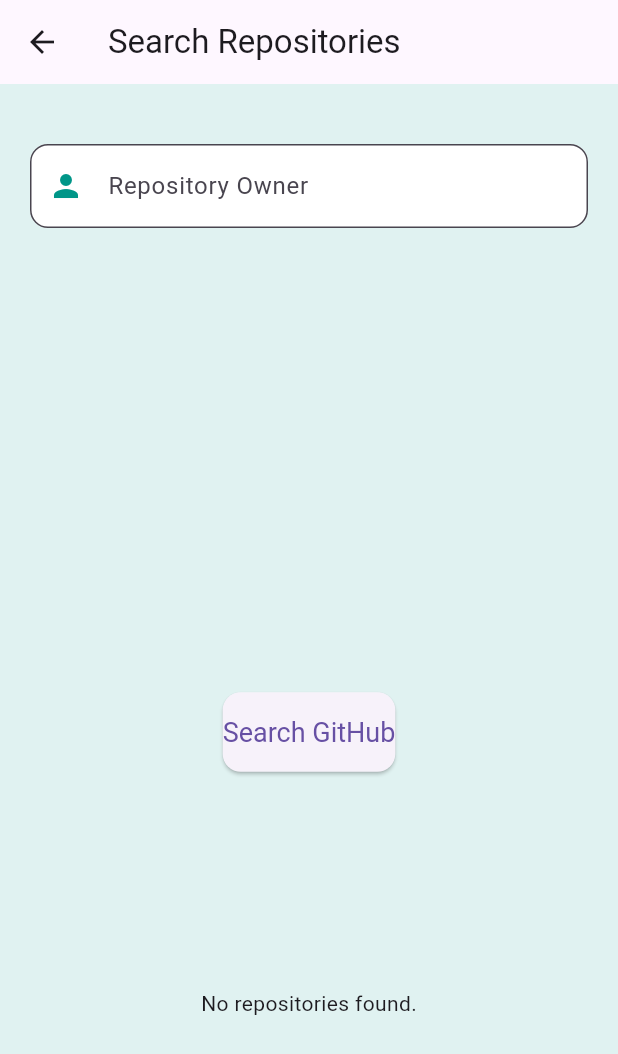
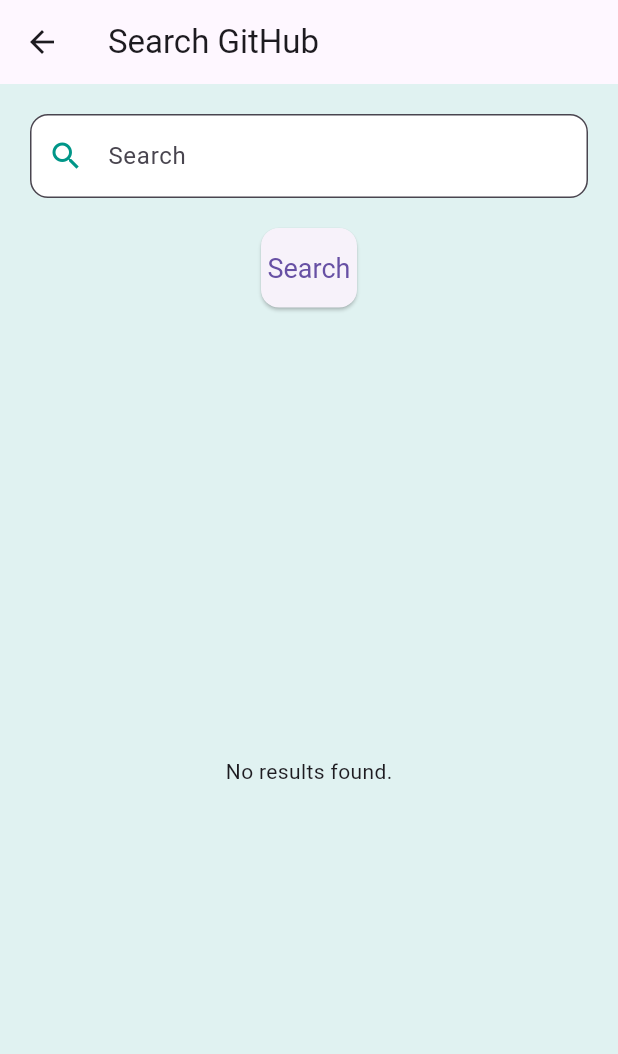
Before and after one commit to BRL-TRAINEES/Github, a Flutter app: the SearchScreen screen opened directly, on a phone screen of 412 x 824 dp. Shown: the top 1054 px of the screen. Run offline on Flutter 3.47's test engine with Material 3 defaults, Android fonts, the phone set to English and light mode, and no system bars; our stand-ins replace flutter_svg.

Commit message:
fixed URL

```diff
--- a/lib/screens/search_screen.dart
+++ b/lib/screens/search_screen.dart
@@ -3,39 +3,66 @@ import 'package:flutter/material.dart';
 import 'package:http/http.dart' as http;
 import 'package:url_launcher/url_launcher.dart';
 
-class Repository {
+class SearchResult {
   final String name;
   final String description;
-  final String owner;
-  final String htmlUrl;
+  final String url;
 
-  Repository({
+  SearchResult({
     required this.name,
     required this.description,
-    required this.owner,
-    required this.htmlUrl,
+    required this.url,
   });
 
-  factory Repository.fromJson(Map<String, dynamic> json) {
-    return Repository(
-      name: json['name'],
-      description: json['description'],
-      owner: json['owner']['login'],
-      htmlUrl: json['html_url'],
+  factory SearchResult.fromRepoJson(Map<String, dynamic> json) {
+    return SearchResult(
+      name: json['name'] ,
+      description: json['description'] ,
+      url: json['html_url'] ,
+    );
+  }
+
+  factory SearchResult.fromUserJson(Map<String, dynamic> json) {
+    return SearchResult(
+      name: json['login'] ,
+      description: json['html_url'] ,
+      url: json['html_url'],
+    );
+  }
+
+  factory SearchResult.fromIssueJson(Map<String, dynamic> json) {
+    return SearchResult(
+      name: json['title'],
+      description: json['body'] ,
+      url: json['html_url'] ,
     );
   }
 }
 
 class GithubApi {
-  Future<List<Repository>> fetchRepositories(String owner) async {
-    final response = await http.get(Uri.parse('https://api.github.com/users/$owner/repos'));
+  Future<List<SearchResult>> search(String query) async {
+    final response = await http.get(Uri.parse('https://api.github.com/search/repositories?q=$query'));
+    final userResponse = await http.get(Uri.parse('https://api.github.com/search/users?q=$query'));
+    final issueResponse = await http.get(Uri.parse('https://api.github.com/search/issues?q=$query'));
+
+    List<SearchResult> results = [];
 
     if (response.statusCode == 200) {
-      List<dynamic> jsonResponse = json.decode(response.body);
-      return jsonResponse.map((repo) => Repository.fromJson(repo)).toList();
-    } else {
-      throw Exception('Failed to load repositories');
+      List<dynamic> jsonResponse = json.decode(response.body)['items'];
+      results.addAll(jsonResponse.map((repo) => SearchResult.fromRepoJson(repo)).toList());
     }
+
+    if (userResponse.statusCode == 200) {
+      List<dynamic> jsonResponse = json.decode(userResponse.body)['items'];
+      results.addAll(jsonResponse.map((user) => SearchResult.fromUserJson(user)).toList());
+    }
+
+    if (issueResponse.statusCode == 200) {
+      List<dynamic> jsonResponse = json.decode(issueResponse.body)['items'];
+      results.addAll(jsonResponse.map((issue) => SearchResult.fromIssueJson(issue)).toList());
+    }
+
+    return results;
   }
 }
 
@@ -47,24 +74,14 @@ class SearchScreen extends StatefulWidget {
 }
 
 class _SearchScreenState extends State<SearchScreen> {
-  final TextEditingController ownerController = TextEditingController();
-  Future<List<Repository>>? futureRepositories;
-  List<String> suggestions = [];
+  final TextEditingController searchController = TextEditingController();
+  Future<List<SearchResult>>? futureResults;
 
-  void _searchRepositories(String query) {
+  void _search() {
+    final query = searchController.text;
     if (query.isNotEmpty) {
-      GithubApi().fetchRepositories(query).then((repos) {
-        setState(() {
-          suggestions = repos.map((repo) => repo.name).toList();
-        });
-      }).catchError((_) {
-        setState(() {
-          suggestions = [];
-        });
-      });
-    } else {
       setState(() {
-        suggestions = [];
+        futureResults = GithubApi().search(query);
       });
     }
   }
@@ -72,56 +89,29 @@ class _SearchScreenState extends State<SearchScreen> {
   @override
   Widget build(BuildContext context) {
     return Scaffold(
-      appBar: AppBar(title: const Text('Search Repositories')),
+      appBar: AppBar(title: const Text('Search GitHub')),
       backgroundColor: Colors.teal[50],
       body: Padding(
         padding: const EdgeInsets.all(20.0),
         child: Column(
           children: [
-            const SizedBox(height: 20),
             TextField(
-              controller: ownerController,
-              onChanged: _searchRepositories,
+              controller: searchController,
               decoration: InputDecoration(
-                labelText: 'Repository Owner',
+                labelText: 'Search',
                 border: OutlineInputBorder(
                   borderRadius: BorderRadius.circular(12.0),
                   borderSide: const BorderSide(width: 2.5),
                 ),
-                prefixIcon: const Icon(Icons.person, color: Colors.teal),
+                prefixIcon: const Icon(Icons.search, color: Colors.teal),
                 filled: true,
                 fillColor: Colors.white,
               ),
-            ),
-            const SizedBox(height: 20),
-            Expanded(
-              child: ListView.builder(
-                itemCount: suggestions.length,
-                itemBuilder: (context, index) {
-                  return ListTile(
-                    title: Text(suggestions[index]),
-                    onTap: () {
-                      ownerController.text = suggestions[index];
-                      setState(() {
-                        futureRepositories = GithubApi().fetchRepositories(suggestions[index]);
-                        suggestions = [];
-                      });
-                    },
-                  );
-                },
-              ),
+              onSubmitted: (value) => _search(),
             ),
             const SizedBox(height: 20),
             ElevatedButton(
-              onPressed: () {
-                final owner = ownerController.text;
-                if (owner.isNotEmpty) {
-                  setState(() {
-                    futureRepositories = GithubApi().fetchRepositories(owner);
-                    suggestions = [];
-                  });
-                }
-              },
+              onPressed: _search,
               style: ElevatedButton.styleFrom(
                 padding: const EdgeInsets.symmetric(vertical: 16.0),
                 textStyle: const TextStyle(fontSize: 18),
@@ -129,32 +119,30 @@ class _SearchScreenState extends State<SearchScreen> {
                   borderRadius: BorderRadius.circular(12.0),
                 ),
               ),
-              child: const Text('Search GitHub'),
+              child: const Text('Search'),
             ),
             const SizedBox(height: 20),
             Expanded(
-              child: FutureBuilder<List<Repository>>(
-                future: futureRepositories,
+              child: FutureBuilder<List<SearchResult>>(
+                future: futureResults,
                 builder: (context, snapshot) {
                   if (snapshot.connectionState == ConnectionState.waiting) {
                     return const Center(child: CircularProgressIndicator());
                   } else if (snapshot.hasError) {
                     return Center(child: Text('Error: ${snapshot.error}'));
                   } else if (!snapshot.hasData || snapshot.data!.isEmpty) {
-                    return const Center(child: Text('No repositories found.'));
+                    return const Center(child: Text('No results found.'));
                   }
 
-                  final repositories = snapshot.data!;
+                  final results = snapshot.data!;
                   return ListView.builder(
-                    itemCount: repositories.length,
+                    itemCount: results.length,
                     itemBuilder: (context, index) {
-                      final repo = repositories[index];
+                      final result = results[index];
                       return ListTile(
-                        title: Text(repo.name),
-                        subtitle: Text(repo.description),
-                        onTap: () {
-                          _launchURL(repo.htmlUrl);
-                        },
+                        title: Text(result.name),
+                        subtitle: Text(result.description),
+                        onTap: () => _launchURL(result.url),
                       );
                     },
                   );
```
Also changed, not shown: lib/screens/Repo.dart (+18 -20 lines), 1 other file.
